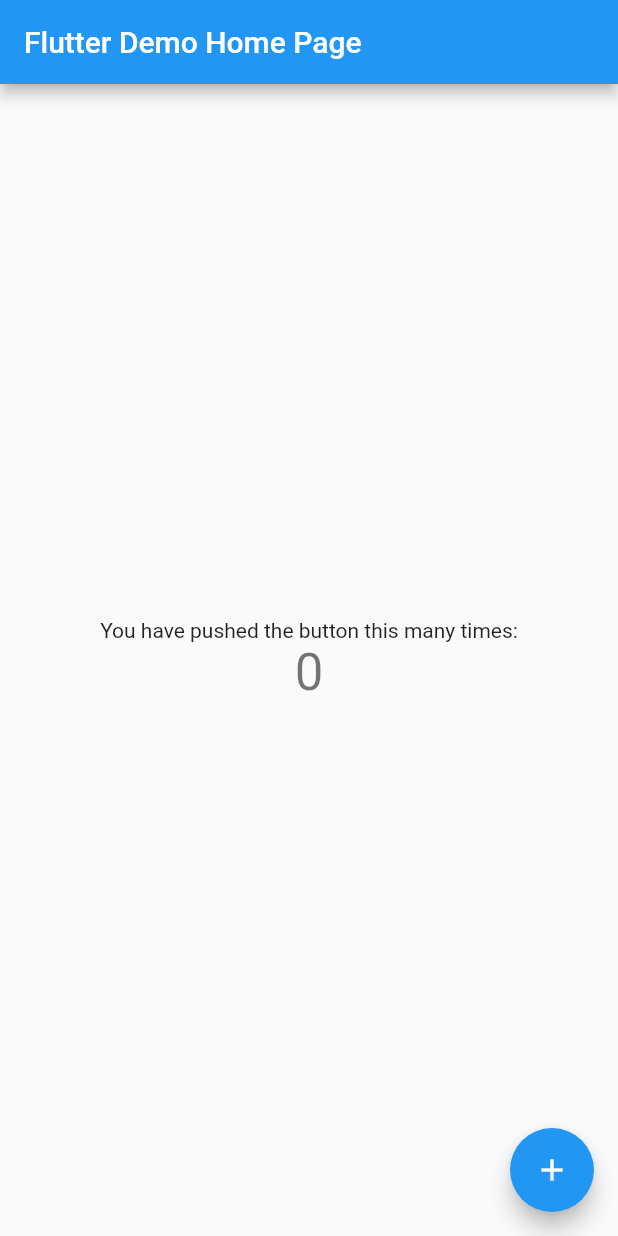
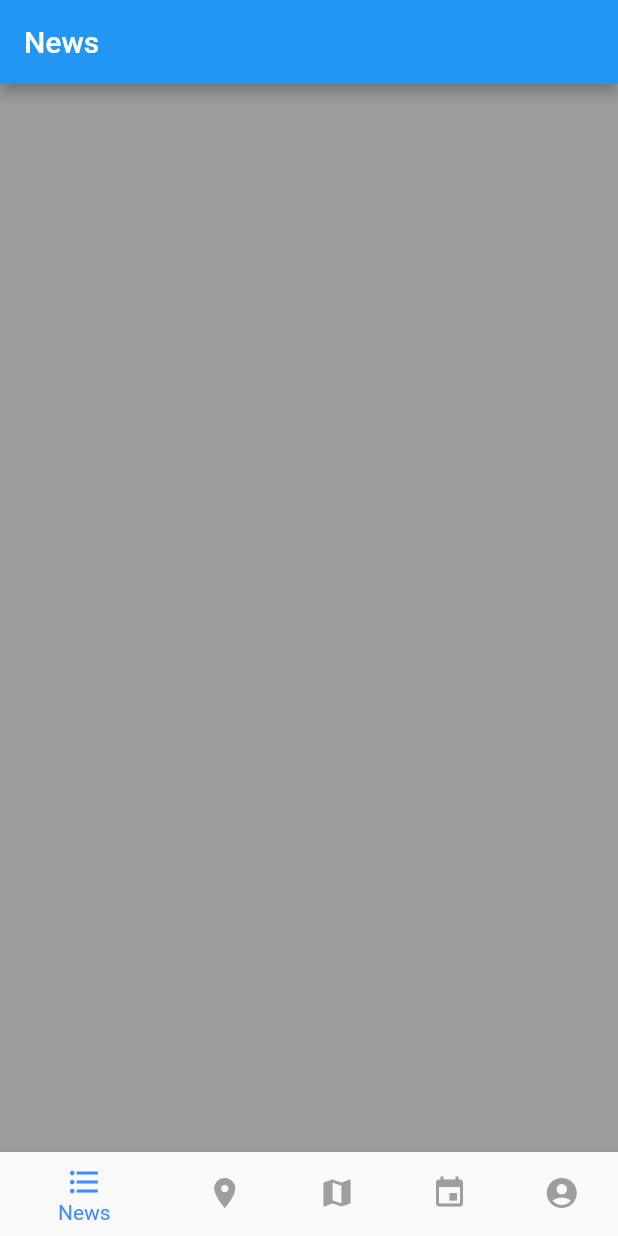
Before and after one commit to SashaKryzh/Hackathon-Codage-Kyiv, a Flutter app: the screen it shows after launch, on a phone screen of 412 x 824 dp. Run offline on Flutter 3.47's test engine with Material 2 defaults, Android fonts, the light colour scheme and no system bars; our stand-ins replace google_maps_flutter.

Commit message:
start layout and google_maps view

```diff
--- a/lib/home.dart
+++ b/lib/home.dart
@@ -1,47 +1,66 @@
 import 'package:flutter/material.dart';
+import 'package:hackathon/screens/events_page.dart';
+import 'package:hackathon/screens/news_page.dart';
+import 'package:hackathon/screens/places_page.dart';
+import 'package:hackathon/screens/profile_page.dart';
+import 'package:hackathon/screens/routes_page.dart';
 
 class MyHomePage extends StatefulWidget {
-  MyHomePage({Key key, this.title}) : super(key: key);
-
-  final String title;
+  MyHomePage({Key key}) : super(key: key);
 
   @override
   _MyHomePageState createState() => _MyHomePageState();
 }
 
 class _MyHomePageState extends State<MyHomePage> {
-  int _counter = 0;
+  int _currentScreen = 0;
 
-  void _incrementCounter() {
+  void onBottomNavigationTap(int selectedScreen) {
     setState(() {
-      _counter++;
+      _currentScreen = selectedScreen;
     });
   }
 
   @override
   Widget build(BuildContext context) {
     return Scaffold(
-      appBar: AppBar(
-        title: Text(widget.title),
+      body: IndexedStack(
+        index: _currentScreen,
+        children: <Widget>[
+          NewsPage(),
+          PlacesPage(),
+          RoutesPage(),
+          EventsPage(),
+          ProfilePage(),
+        ],
       ),
-      body: Center(
-        child: Column(
-          mainAxisAlignment: MainAxisAlignment.center,
-          children: <Widget>[
-            Text(
-              'You have pushed the button this many times:',
-            ),
-            Text(
-              '$_counter',
-              style: Theme.of(context).textTheme.display1,
-            ),
-          ],
-        ),
-      ),
-      floatingActionButton: FloatingActionButton(
-        onPressed: _incrementCounter,
-        tooltip: 'Increment',
-        child: Icon(Icons.add),
+      bottomNavigationBar: BottomNavigationBar(
+        currentIndex: _currentScreen,
+        items: [
+          BottomNavigationBarItem(
+            title: Text('News'),
+            icon: Icon(Icons.format_list_bulleted),
+          ),
+          BottomNavigationBarItem(
+            title: Text('Places'),
+            icon: Icon(Icons.place),
+          ),
+          BottomNavigationBarItem(
+            title: Text('Routes'),
+            icon: Icon(Icons.map),
+          ),
+          BottomNavigationBarItem(
+            title: Text('Events'),
+            icon: Icon(Icons.event),
+          ),
+          BottomNavigationBarItem(
+            title: Text('Profile'),
+            icon: Icon(Icons.account_circle),
+          ),
+        ],
+        selectedItemColor: Colors.blueAccent,
+        unselectedItemColor: Colors.grey,
+        onTap: onBottomNavigationTap,
       ),
     );
   }
--- a/lib/main.dart
+++ b/lib/main.dart
@@ -11,7 +11,7 @@
       theme: ThemeData(
         primarySwatch: Colors.blue,
       ),
-      home: MyHomePage(title: 'Flutter Demo Home Page'),
+      home: MyHomePage(),
     );
   }
 }
--- /dev/null
+++ b/lib/screens/news_page.dart
@@ -0,0 +1,15 @@
+import 'package:flutter/material.dart';
+
+class NewsPage extends StatelessWidget {
+  @override
+  Widget build(BuildContext context) {
+    return Scaffold(
+      appBar: AppBar(
+        title: Text('News'),
+      ),
+      body: Container(
+        color: Colors.grey,
+      ),
+    );
+  }
+}
--- a/pubspec.yaml
+++ b/pubspec.yaml
@@ -19,6 +19,8 @@
 dependencies:
   flutter:
     sdk: flutter
+
+  google_maps_flutter: ^0.5.21+6
 
   # The following adds the Cupertino Icons font to your application.
   # Use with the CupertinoIcons class for iOS style icons.
```
Also changed, not shown: lib/screens/events_page.dart (added, +15 -0 lines), lib/screens/places_page.dart (added, +94 -0 lines), lib/screens/profile_page.dart (added, +15 -0 lines), lib/screens/routes_page.dart (added, +15 -0 lines), pubspec.lock, 10 other files.
